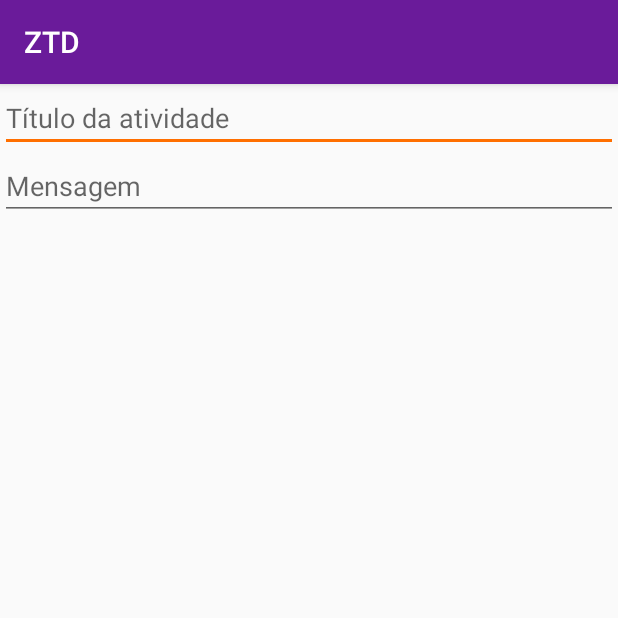
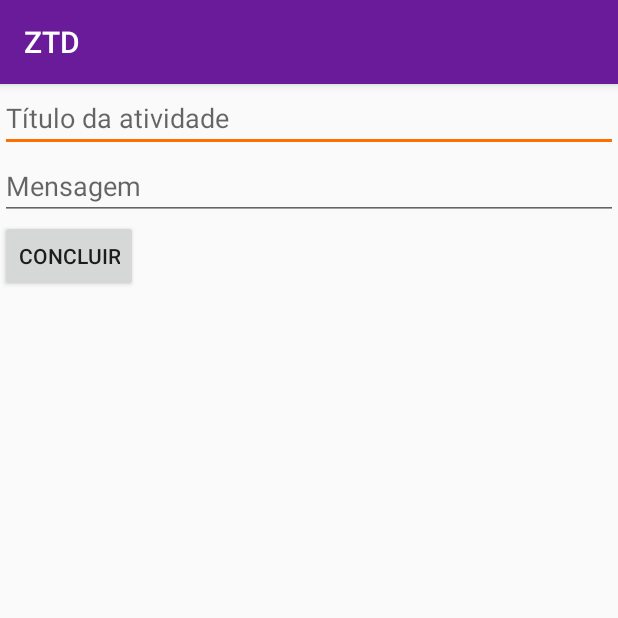
Before and after one commit to VitorVidal14/appdispositivos, an Android app: the NewTask screen opened directly, with no data from a screen before it, on a phone screen of 412 x 824 dp, the top half of it. Run offline under Robolectric (Android 15) with nearby library versions, the phone set to English and light mode, and no system bars.

Commit message:
2.0.0.1 Remodelando o app por causa do erro crítico existente na versão anterior, que impedia a execução do app.

```diff
--- a/app/src/main/res/layout/activity_new_task.xml
+++ b/app/src/main/res/layout/activity_new_task.xml
@@ -4,6 +4,7 @@
     xmlns:android="http://schemas.android.com/apk/res/android"
     android:layout_width="match_parent"
     android:layout_height="wrap_content"
+    android:layout_weight="1"
     tools:context="vitor.com.appdispositivos.NewTask"
     android:orientation="vertical">
 
@@ -14,10 +15,14 @@
 
     <EditText
         android:layout_width="match_parent"
-        android:layout_height="match_parent"
+        android:layout_height="0dp"
+        android:layout_weight="1"
         android:hint="@string/message" />
 
-
+    <Button
+        android:layout_width="wrap_content"
+        android:layout_height="wrap_content"
+        android:text = "@string/ok"/>
 
 
 
--- a/app/src/main/res/values/strings.xml
+++ b/app/src/main/res/values/strings.xml
@@ -5,6 +5,7 @@
     <string name="title_activity_settings">Settings</string>
     <string name="title">Título da atividade</string>
     <string name="message">Mensagem</string>
+    <string name="ok">Concluir</string>
 
     <!-- Strings related to Settings -->
 
```
